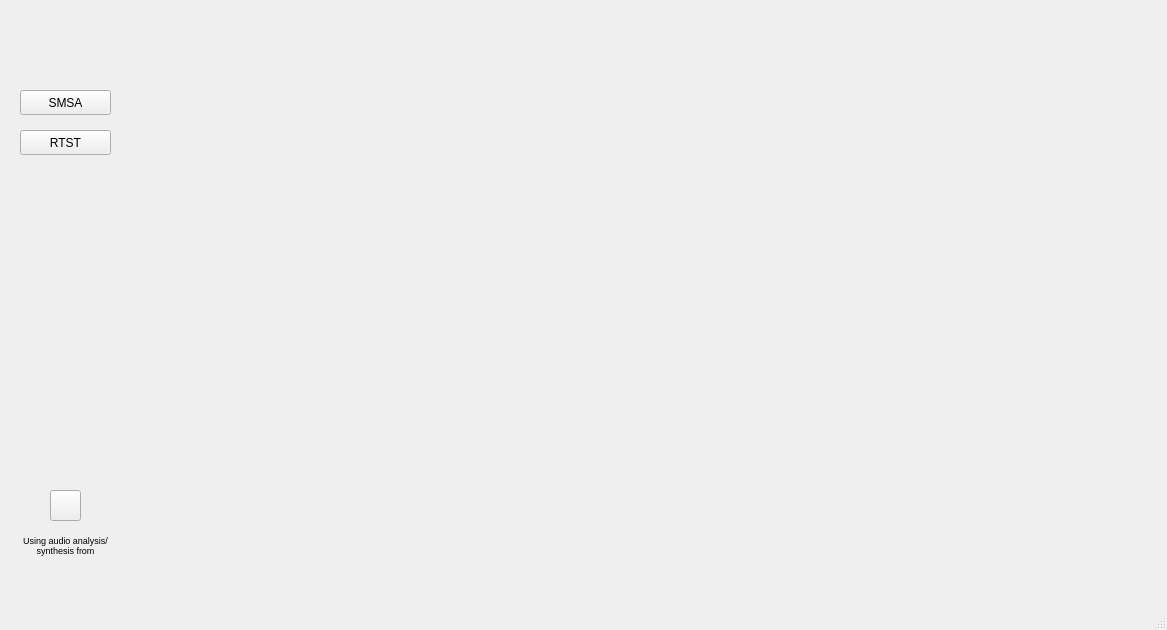
Before: the Qt Designer form main.ui in albertgubau/Nataly, drawn with Qt 5.
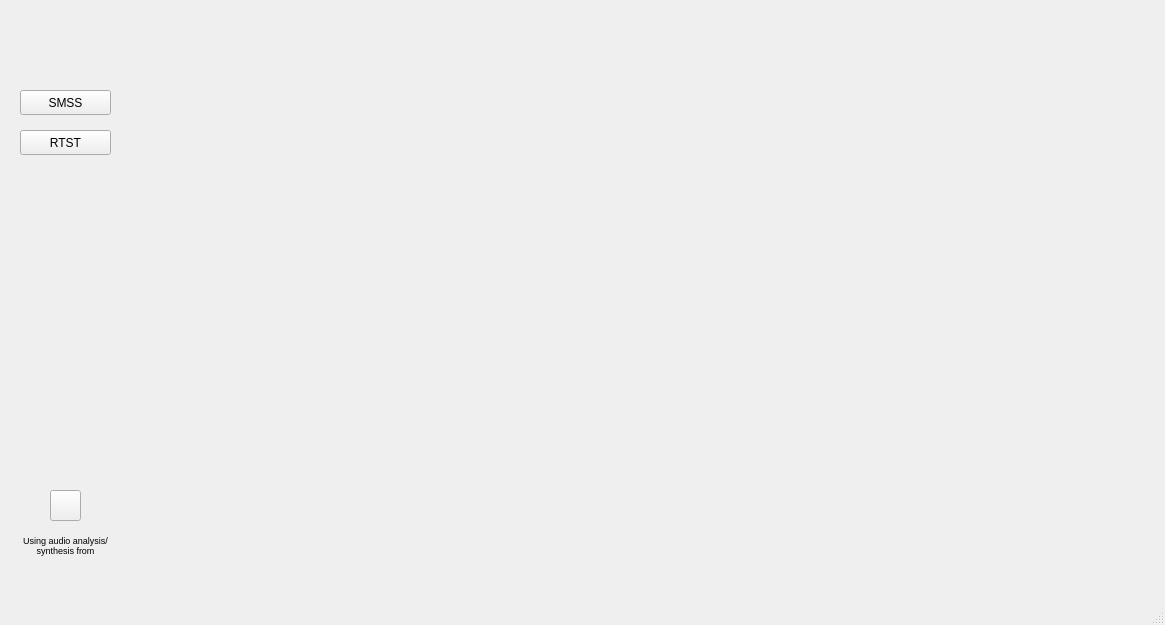
After: the same form once the commit is applied. Icons and pictures are not drawn.

Patch:
```diff
--- a/main.ui
+++ b/main.ui
@@ -6,8 +6,8 @@
    <rect>
     <x>0</x>
     <y>0</y>
-    <width>1167</width>
-    <height>630</height>
+    <width>1165</width>
+    <height>625</height>
    </rect>
   </property>
   <property name="windowTitle">
@@ -115,7 +115,7 @@
      <string notr="true"/>
     </property>
     <property name="text">
-     <string>SMSA</string>
+     <string>SMSS</string>
     </property>
    </widget>
    <widget class="QPushButton" name="page2_btn">
```
Left out of the diff: 2 changed lines with no effect on the pictures.
